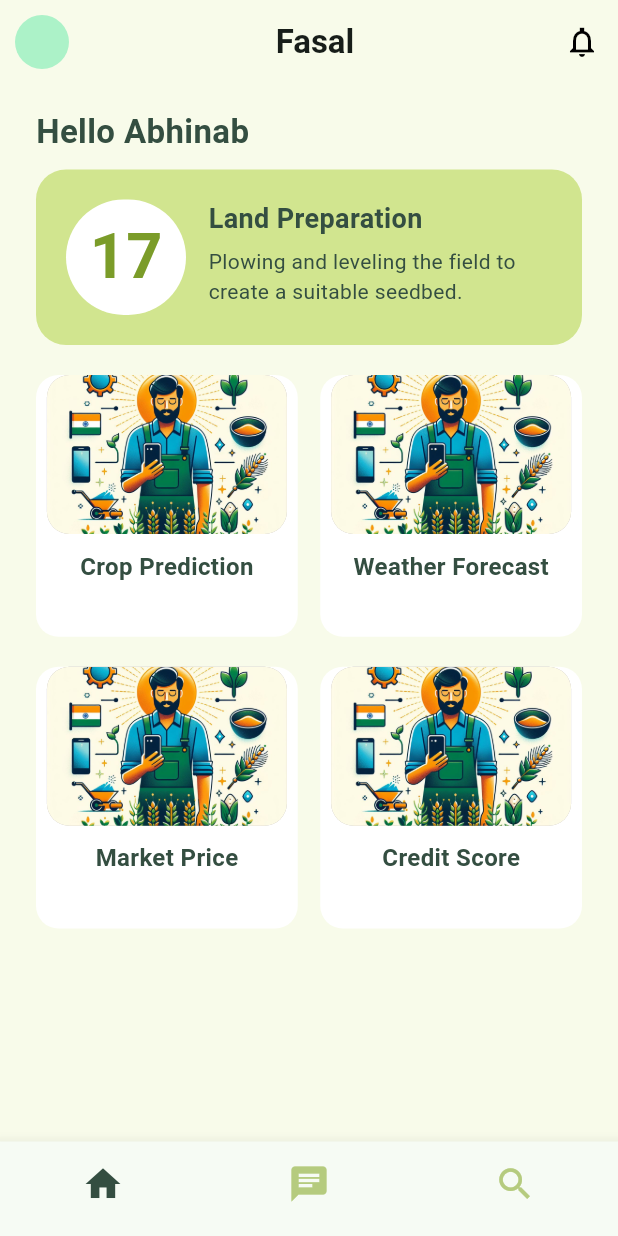
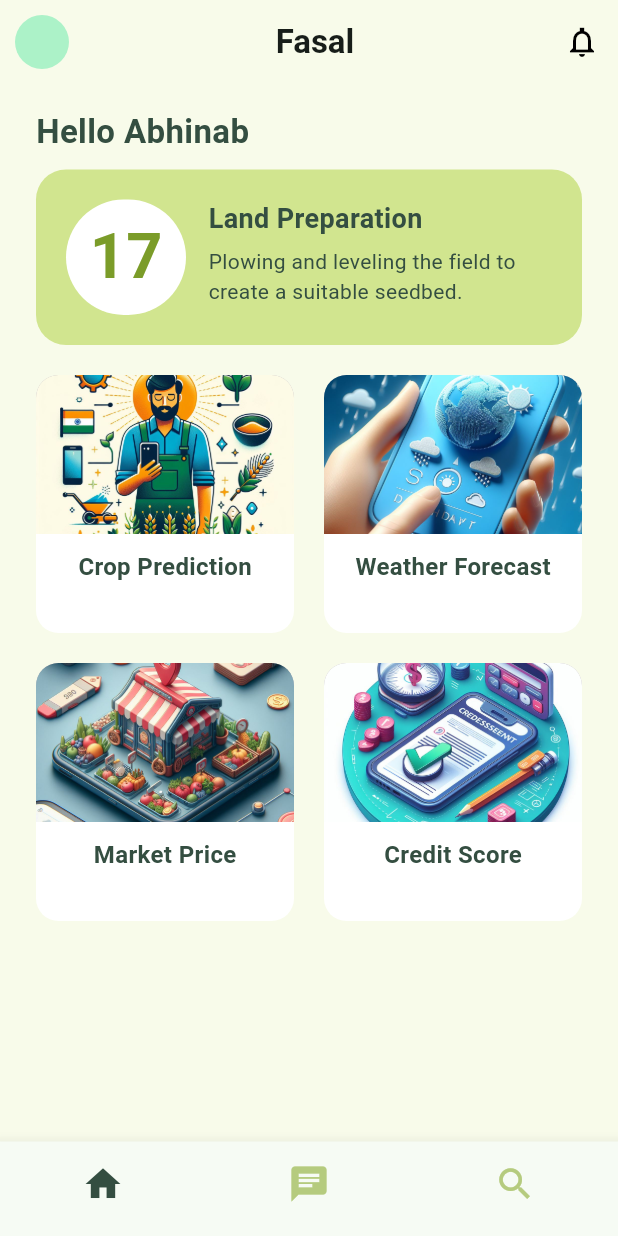
Before and after one commit to Venture-Xs/Fasal_App, a Flutter app: the screen it shows after launch, on a phone screen of 412 x 824 dp. Run offline on Flutter 3.47's test engine with Material 3 defaults, Android fonts, the phone set to English and light mode, and no system bars; our stand-ins replace fl_chart, page_transition, weather.

Commit message:
Add new options with images to homepage

```diff
--- a/lib/pages/HomePage/Components/Options/homepage_options.dart
+++ b/lib/pages/HomePage/Components/Options/homepage_options.dart
@@ -15,30 +15,42 @@ class HomepageOptions extends StatefulWidget {
 
 class _HomepageOptionsState extends State<HomepageOptions> {
   List<OptionObject> options = [
-    OptionObject(optionname: "Crop Prediction", page: CropPrediction()),
-    OptionObject(optionname: "Weather Forecast", page: WeatherForecast()),
-    OptionObject(optionname: "Market Price", page: MarketPrice()),
-    OptionObject(optionname: "Credit Score", page: CreditScore()),
+    OptionObject(
+        optionname: "Crop Prediction",
+        page: CropPrediction(),
+        image: "assets/images/crop_prediction.jpg"),
+    OptionObject(
+        optionname: "Weather Forecast",
+        page: WeatherForecast(),
+        image: "assets/images/Weather_logo.png"),
+    OptionObject(
+        optionname: "Market Price",
+        page: MarketPrice(),
+        image: "assets/images/MarketPlace.png"),
+    OptionObject(
+        optionname: "Credit Score",
+        page: CreditScore(),
+        image: "assets/images/Credit_assesment.png"),
   ];
 
   @override
   Widget build(BuildContext context) {
-    return Container(
+    return SizedBox(
       width: MediaQuery.of(context).size.width - 48,
       child: GridView.builder(
         itemCount: 4,
         physics: const NeverScrollableScrollPhysics(),
         shrinkWrap: true,
         gridDelegate: const SliverGridDelegateWithFixedCrossAxisCount(
-            crossAxisSpacing: 15,
             childAspectRatio: 1,
             crossAxisCount: 2,
-            mainAxisSpacing: 20),
+            mainAxisSpacing: 20,
+            crossAxisSpacing: 20),
         itemBuilder: (context, index) {
           return OptionCard(
             option: options[index].optionname,
             page: options[index].page,
-            imageLocation: 'assets/images/crop_prediction.jpg',
+            imageLocation: options[index].image,
           );
         },
       ),
--- a/lib/pages/HomePage/Components/Options/option_class.dart
+++ b/lib/pages/HomePage/Components/Options/option_class.dart
@@ -3,5 +3,7 @@ import 'package:flutter/material.dart';
 class OptionObject {
   final String optionname;
   final Widget page;
-  const OptionObject({required this.optionname, required this.page});
+  final String image;
+  const OptionObject(
+      {required this.optionname, required this.page, required this.image});
 }
--- a/lib/pages/HomePage/Components/Options/optioncard.dart
+++ b/lib/pages/HomePage/Components/Options/optioncard.dart
@@ -32,9 +32,10 @@ class OptionCard extends StatelessWidget {
         child: Column(children: [
           Container(
             height: 106,
-            width: 160,
+            width: double.infinity,
             decoration: BoxDecoration(
-              borderRadius: BorderRadius.circular(15),
+              borderRadius: BorderRadius.only(
+                  topLeft: Radius.circular(15), topRight: Radius.circular(15)),
               color: const Color.fromARGB(255, 185, 179, 179),
               image: DecorationImage(
                 image: AssetImage(imageLocation),
@@ -50,7 +51,7 @@ class OptionCard extends StatelessWidget {
                   style: const TextStyle(
                     fontSize: 16,
                     fontWeight: FontWeight.w600,
-                    color: const Color.fromARGB(255, 52, 78, 65),
+                    color: Color.fromARGB(255, 52, 78, 65),
                   )))
         ]),
       ),
--- a/pubspec.yaml
+++ b/pubspec.yaml
@@ -64,6 +64,9 @@ flutter:
   # To add assets to your application, add an assets section, like this:
   assets:
     - assets/images/crop_prediction.jpg
+    - assets/images/Weather_logo.png
+    - assets/images/Credit_assesment.png
+    - assets/images/MarketPlace.png
 
   # An image asset can refer to one or more resolution-specific "variants", see
   # https://flutter.dev/assets-and-images/#resolution-aware
```
Also changed, not shown: assets/images/Credit_assesment.png (added), assets/images/MarketPlace.png (added), assets/images/Weather_logo.png (added).
